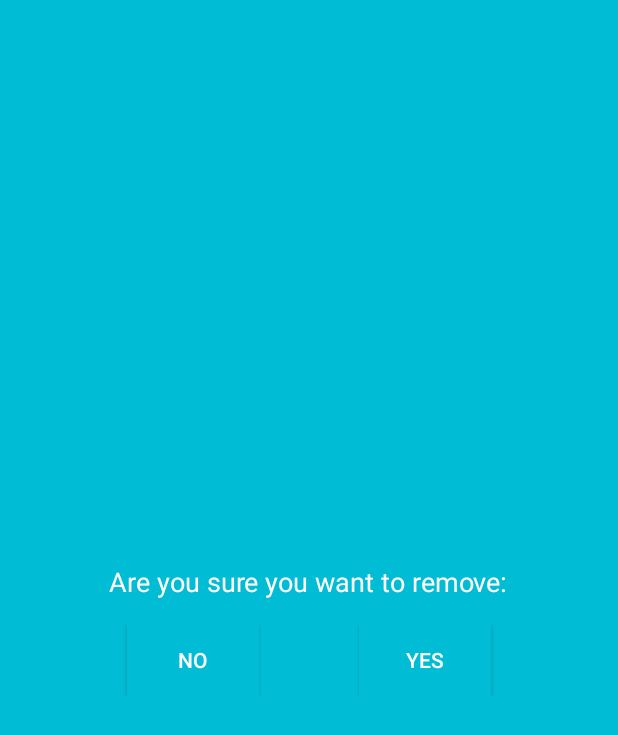
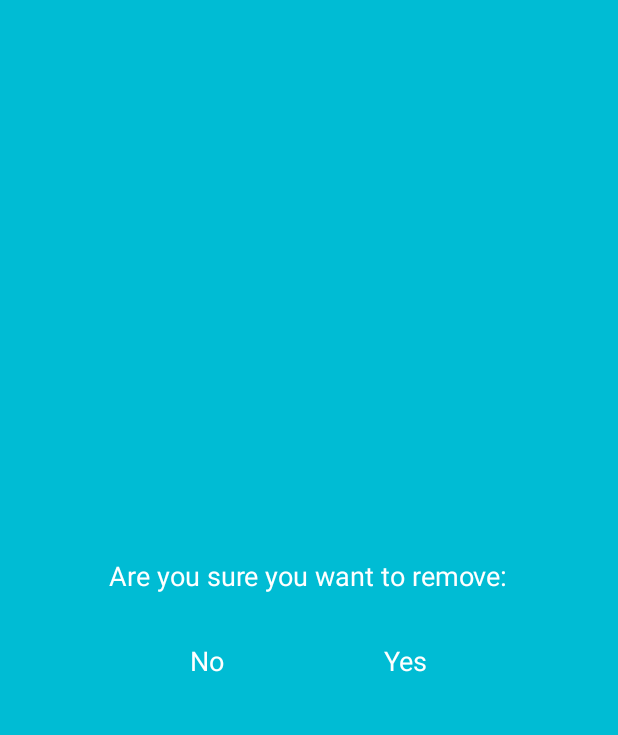
Before and after one commit to oliver-hohn/BookRecommenderPrototype, an Android app: the layout custom_remove_dialog.xml on its own in the app's theme, with its tools: preview values and no code run, on a phone screen of 412 x 824 dp. Shown: the top 735 px of the screen. Run offline under Robolectric (Android 15) with nearby library versions, the phone set to English and light mode, and no system bars.

Commit message:
Changed buttons to textviews in custom dialogs (locate and remove), as the button edges were visible in the dialog even though they had the same background color as the background of the layout. When removing dialog appears now, the title of the book is shown so that the user know which book they are removing.

```diff
--- a/app/src/main/java/oliverhohn/bookrecommender/BasketActivity.java
+++ b/app/src/main/java/oliverhohn/bookrecommender/BasketActivity.java
@@ -118,7 +118,7 @@ public class BasketActivity extends AppCompatActivity
                         Log.d(TAG, "Dont remove");
                         dissmiss();
                     }
-                });
+                }, Singleton.getInstance().getBasket().get(position).getTitle());
                 customDialogRemove.show();
 
             }
--- a/app/src/main/java/oliverhohn/bookrecommender/CustomDialogClass.java
+++ b/app/src/main/java/oliverhohn/bookrecommender/CustomDialogClass.java
@@ -7,12 +7,13 @@ import android.os.Bundle;
 import android.view.View;
 import android.view.Window;
 import android.widget.Button;
+import android.widget.TextView;
 
 /**
  * Created by Oliver on 07/12/2016.
  */
 public class CustomDialogClass extends Dialog implements android.view.View.OnClickListener {
-    public Button ok;
+    public TextView ok;
 
     public CustomDialogClass(Activity a) {
         super(a);
@@ -23,7 +24,7 @@ public class CustomDialogClass extends Dialog implements android.view.View.OnCli
         super.onCreate(savedInstanceState);
         requestWindowFeature(Window.FEATURE_NO_TITLE);
         setContentView(R.layout.custom_dialog);
-        ok = (Button) findViewById(R.id.okButton);
+        ok = (TextView) findViewById(R.id.okTextView);
         ok.setOnClickListener(this);
 
     }
--- a/app/src/main/res/layout/custom_remove_dialog.xml
+++ b/app/src/main/res/layout/custom_remove_dialog.xml
@@ -21,27 +21,34 @@
         android:layout_height="wrap_content"
         android:gravity="center">
 
-        <Button
+        <TextView
             android:layout_width="wrap_content"
             android:layout_height="wrap_content"
+            android:textAppearance="?android:attr/textAppearanceMedium"
             android:text="No"
-            android:id="@+id/noButton"
-            android:background="@color/colorPrimary"
+            android:id="@+id/noTextView"
             android:textColor="@color/colorTextIcons"
-            android:padding="8dp" />
+            android:paddingTop="16dp"
+            android:paddingBottom="16dp"
+            android:paddingLeft="20dp"
+            android:paddingRight="20dp" />
 
         <Space
             android:layout_width="100px"
             android:layout_height="20px" />
 
-        <Button
+        <TextView
             android:layout_width="wrap_content"
             android:layout_height="wrap_content"
+            android:textAppearance="?android:attr/textAppearanceMedium"
             android:text="Yes"
-            android:id="@+id/yesButton"
+            android:id="@+id/yesTextView"
             android:textColor="@color/colorTextIcons"
-            android:background="@color/colorPrimary"
-            android:padding="8dp" />
+            android:paddingLeft="20dp"
+            android:paddingTop="16dp"
+            android:paddingRight="20dp"
+            android:paddingBottom="16dp" />
+
     </LinearLayout>
 
 </LinearLayout>
```
Also changed, not shown: app/src/main/java/oliverhohn/bookrecommender/CustomDialogRemove.java (+10 -4 lines), app/src/main/res/layout/custom_dialog.xml (+23 -6 lines).
